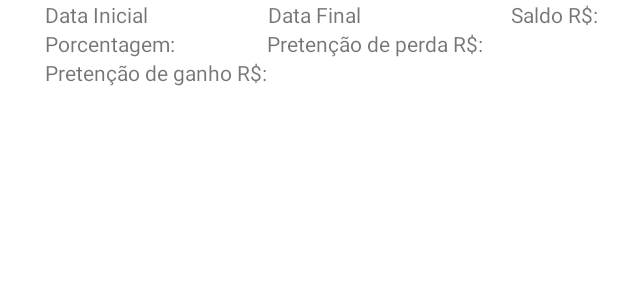
After one commit to GabrielFontouraGriebler/App_Traiding, an Android app: the layout layout_planejamento.xml on its own in the app's theme, with its tools: preview values and no code run, on a phone screen of 412 x 824 dp. The commit adds this screen. Shown: the top 300 px of the screen. Run offline under Robolectric (Android 15) with nearby library versions, the phone set to English and light mode, and no system bars.

Commit message:
Desenvolvimento do Banco de dados para a pagina de cadastro de Planejamento

```diff
--- a/app/src/main/java/com/example/app/AnotacaoDAO.java
+++ b/app/src/main/java/com/example/app/AnotacaoDAO.java
@@ -104,7 +104,7 @@ public class AnotacaoDAO {
                     planejamentoClassTemp.setPerda(cursor.getDouble(5));
                     planejamentoClassTemp.setGanho(cursor.getDouble(6));
 
-                    ListaPlanejamento .add(planejamentoClassTemp);
+                    ListaPlanejamento.add(planejamentoClassTemp);
                 }while (cursor.moveToNext());
             }
         }catch (Exception e){
--- a/app/src/main/java/com/example/app/Relatorio.java
+++ b/app/src/main/java/com/example/app/Relatorio.java
@@ -82,7 +82,7 @@ public class Relatorio extends AppCompatActivity implements NavigationView.OnNav
 
 
 
-        this.ListViewAnotacoes = (ListView) findViewById(R.id.ListViewAnotacoes);
+        this. ListViewAnotacoes = (ListView) findViewById(R.id.ListViewAnotacoes);
 
         this.adapterListaAnotacao = new AdapterListaAnotacao(Relatorio.this, this.anotacaoList);
 
--- /dev/null
+++ b/app/src/main/res/layout/layout_planejamento.xml
@@ -0,0 +1,82 @@
+<?xml version="1.0" encoding="utf-8"?>
+<LinearLayout xmlns:android="http://schemas.android.com/apk/res/android"
+    android:layout_width="match_parent"
+    android:layout_height="match_parent"
+    android:orientation="vertical">
+
+    <LinearLayout
+        android:layout_width="match_parent"
+        android:layout_height="wrap_content"
+        android:orientation="horizontal">
+
+        <Space
+            android:layout_width="30dp"
+            android:layout_height="wrap_content"/>
+
+        <TextView
+            android:id="@+id/textViewDataInicialPlan"
+            android:layout_width="wrap_content"
+            android:layout_height="wrap_content"
+            android:text="Data Inicial" />
+        <Space
+            android:layout_width="80dp"
+            android:layout_height="wrap_content"></Space>
+        <TextView
+            android:id="@+id/textViewDataFinalPlan"
+            android:layout_width="wrap_content"
+            android:layout_height="wrap_content"
+            android:text="Data Final" />
+
+        <Space
+            android:layout_width="100dp"
+            android:layout_height="wrap_content"/>
+
+        <TextView
+            android:id="@+id/textViewSaldoPlan"
+            android:layout_width="wrap_content"
+            android:layout_height="wrap_content"
+            android:text="Saldo R$: " />
+    </LinearLayout>
+
+    <LinearLayout
+        android:layout_width="match_parent"
+        android:layout_height="wrap_content"
+        android:orientation="horizontal">
+
+        <Space
+            android:layout_width="30dp"
+            android:layout_height="wrap_content" />
+
+        <TextView
+            android:id="@+id/textViewPorceentagemPlan"
+            android:layout_width="wrap_content"
+            android:layout_height="wrap_content"
+            android:text="Porcentagem:" />
+
+        <Space
+            android:layout_width="61dp"
+            android:layout_height="wrap_content"></Space>
+
+        <TextView
+            android:id="@+id/textViewPerdaPlan"
+            android:layout_width="wrap_content"
+            android:layout_height="wrap_content"
+            android:text="Pretenção de perda R$: " />
+
+    </LinearLayout>
+    <LinearLayout
+        android:layout_width="match_parent"
+        android:layout_height="wrap_content"
+        android:orientation="horizontal">
+
+        <Space
+            android:layout_width="30dp"
+            android:layout_height="wrap_content" />
+
+        <TextView
+            android:id="@+id/textViewGanhoPlan"
+            android:layout_width="wrap_content"
+            android:layout_height="wrap_content"
+            android:text="Pretenção de ganho R$: " />
+    </LinearLayout>
+</LinearLayout>
```
Also changed, not shown: app/src/main/java/com/example/app/AdapterListaPlanejamento.java (added, +65 -0 lines), app/src/main/java/com/example/app/Planejamento.java (+76 -2 lines), app/src/main/res/layout/activity_planejamento.xml (+12 -0 lines).
